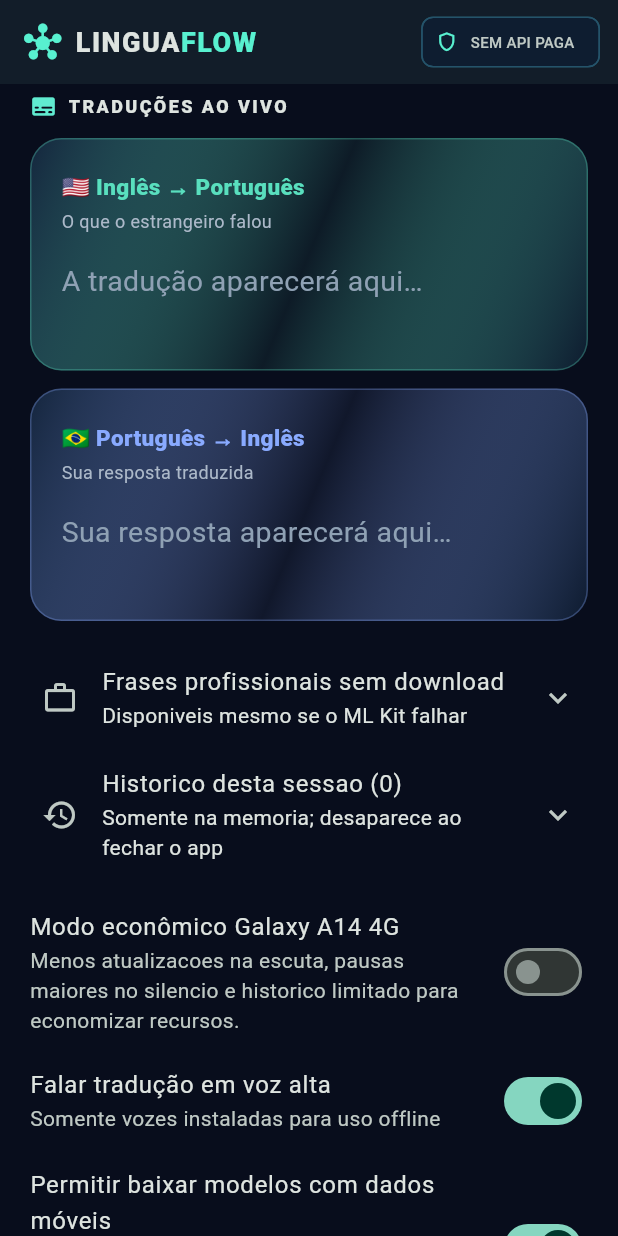
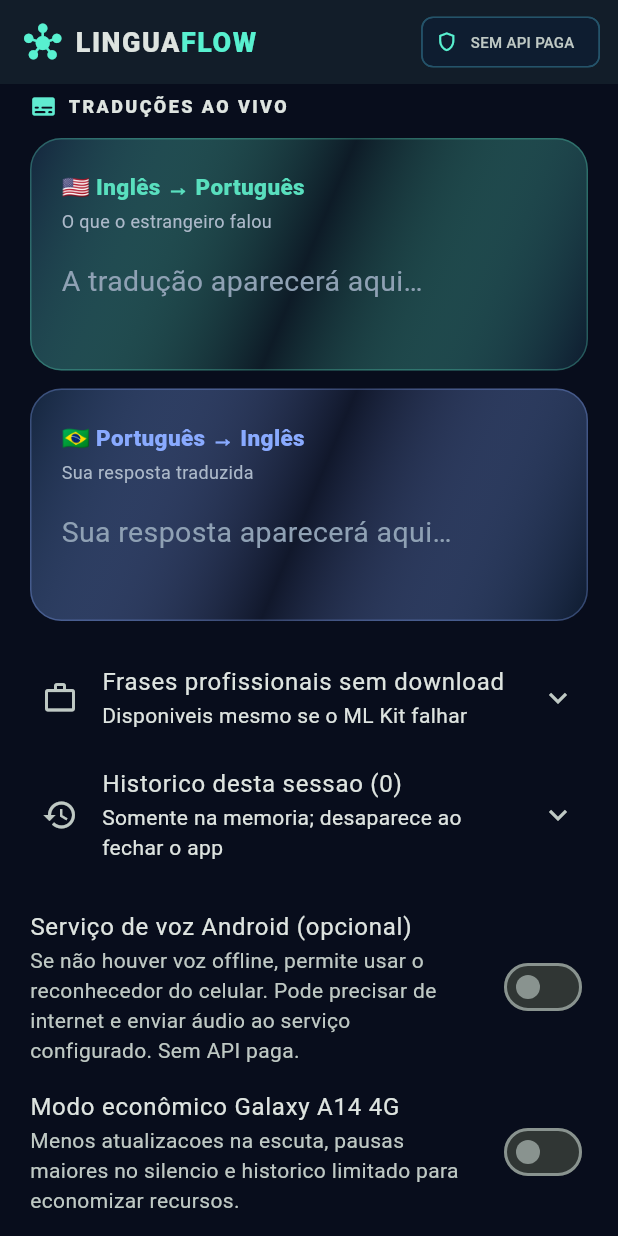
Before and after one commit to gabriel32nunes-glitch/LinguaFlow-AI, a Flutter app: the screen it shows after launch, scrolled down 576 dp, after a tap on "Modo econômico Galaxy A14 4G", on a phone screen of 412 x 824 dp. Run offline on Flutter 3.47's test engine with Material 3 defaults, Android fonts, the phone set to English and light mode, and no system bars; our stand-ins replace flutter_tts, permission_handler; missing offline and left inert: google_mlkit_language_id, google_mlkit_translation; accounts and stored records are empty.

Commit message:
feat: habilitar reconhecimento pelo provedor Android apenas com consentimento

```diff
--- a/lib/main.dart
+++ b/lib/main.dart
@@ -74,6 +74,7 @@ class TranslationController extends ChangeNotifier {
   bool microphoneOnly = false;
   bool phraseOnly = false;
   bool economyMode = true;
+  bool allowSystemRecognition = false;
   String languageMode = 'auto';
   DeviceProfile? deviceProfile;
   String deviceStatus = 'Detectando versao Android e memoria…';
@@ -102,8 +103,8 @@ class TranslationController extends ChangeNotifier {
       final profile = DeviceProfile.fromPlatform(response);
       deviceProfile = profile;
       deviceStatus = '${profile.manufacturer} ${profile.model} · '
-          'Android API ${profile.sdkInt} · limite de memoria ${profile.memoryClassMb} MB '
-          '· voz local: ${profile.onDeviceSpeechAvailable ? 'disponivel' : 'indisponivel'}';
+          'Android API ${profile.sdkInt} · memoria ${profile.memoryClassMb} MB · '
+          'voz offline: ${profile.onDeviceSpeechAvailable ? 'sim' : 'nao'}';
       if (profile.isGalaxyA14FourG || profile.lowRamDevice) {
         economyMode = true;
       }
@@ -114,8 +115,12 @@ class TranslationController extends ChangeNotifier {
             'Inicie em Portugues e selecione English quando necessario. '
             'Sem toques por frase no mesmo idioma.';
       } else if (!profile.onDeviceSpeechAvailable) {
-        deviceNotice = 'Reconhecimento de voz estritamente offline nao esta disponivel '
-            'neste Android. Frases prontas escritas continuam utilizaveis.';
+        deviceNotice = profile.systemSpeechAvailable
+            ? 'A voz offline nao esta disponivel. Voce pode ativar o '
+                'servico de voz Android opcional; ele pode usar internet e '
+                'enviar audio ao provedor de reconhecimento.'
+            : 'Nao ha reconhecedor de voz Android instalado. '
+                'Frases escritas continuam disponiveis.';
       } else {
         deviceNotice = null;
       }
@@ -128,6 +133,12 @@ class TranslationController extends ChangeNotifier {
     } finally {
       _update();
     }
+  }
+
+  void setAllowSystemRecognition(bool enabled) {
+    if (running || busy) return;
+    allowSystemRecognition = enabled;
+    _update();
   }
 
   void setEconomyMode(bool enabled) {
@@ -172,7 +183,10 @@ class TranslationController extends ChangeNotifier {
       if (deviceProfile == null) {
         await inspectDevice();
       }
-      final raw = await _speech.invokeMethod<dynamic>('checkSupport', {'languageMode': languageMode})
+      final raw = await _speech.invokeMethod<dynamic>('checkSupport', {
+        'languageMode': languageMode,
+        'allowSystemRecognition': allowSystemRecognition,
+      })
           .timeout(const Duration(seconds: 10));
       if (raw is! Map) {
         throw StateError('O Android não respondeu à verificação de áudio.');
@@ -229,6 +243,7 @@ class TranslationController extends ChangeNotifier {
       await _speech.invokeMethod<void>('start', {
         'languageMode': languageMode,
         'economyMode': economyMode,
+        'allowSystemRecognition': allowSystemRecognition,
       })
           .timeout(const Duration(seconds: 15));
       running = true;
@@ -935,6 +950,17 @@ class _TranslationPageState extends State<TranslationPage> {
             ),
             const SizedBox(height: 14),
             SwitchListTile.adaptive(
+              value: controller.allowSystemRecognition,
+              onChanged: running || controller.busy
+                  ? null : controller.setAllowSystemRecognition,
+              title: const Text('Serviço de voz Android (opcional)'),
+              subtitle: const Text(
+                  'Se não houver voz offline, permite usar o reconhecedor do '
+                  'celular. Pode precisar de internet e enviar áudio ao '
+                  'serviço configurado. Sem API paga.'),
+              contentPadding: EdgeInsets.zero,
+            ),
+            SwitchListTile.adaptive(
               value: controller.economyMode,
               onChanged: running || controller.busy ? null : controller.setEconomyMode,
               title: const Text('Modo econômico Galaxy A14 4G'),
@@ -992,7 +1018,8 @@ class _TranslationPageState extends State<TranslationPage> {
               ),
             ],
             const SizedBox(height: 18),
-            const Text('V0.7: efeitos de voz sao indicativos, nao representam volume real. '
+            const Text('V0.7: o serviço de voz Android alternativo só é usado com autorização '
+                'e pode transmitir áudio pela internet. Efeitos de voz não medem volume real. '
                 'O perfil A14 4G reduz tentativas e consumo. '
                 'Sem modelos, o microfone tenta reconhecer APENAS as frases prontas. '
                 'Fala livre ainda exige ML Kit. '
```
